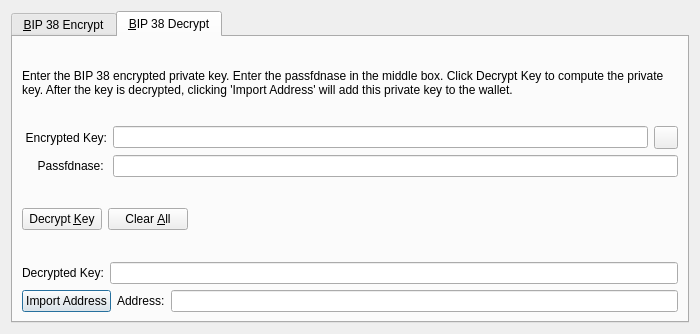
Above: src/qt/forms/bip38tooldialog.ui from fundin/fundin before the change. Below: the same form after it.
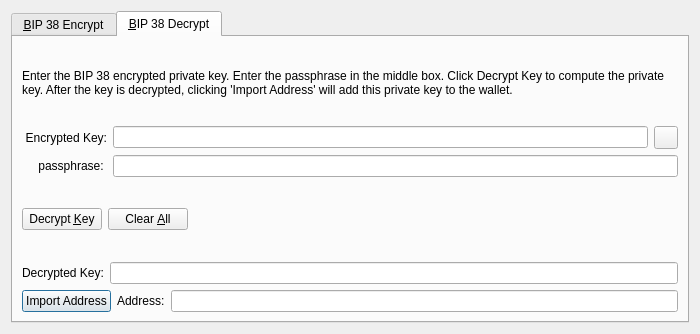
That is the form after the change. Icons and pictures are not drawn. Custom widgets are drawn as their Qt base class.

Diff of the .ui file:
```diff
--- a/src/qt/forms/bip38tooldialog.ui
+++ b/src/qt/forms/bip38tooldialog.ui
@@ -262,7 +262,7 @@
        <item>
         <widget class="QLabel" name="infoLabel_DEC">
          <property name="text">
-          <string>Enter the BIP 38 encrypted private key. Enter the passfdnase in the middle box. Click Decrypt Key to compute the private key. After the key is decrypted, clicking 'Import Address' will add this private key to the wallet.</string>
+          <string>Enter the BIP 38 encrypted private key. Enter the passphrase in the middle box. Click Decrypt Key to compute the private key. After the key is decrypted, clicking 'Import Address' will add this private key to the wallet.</string>
          </property>
          <property name="textFormat">
           <enum>Qt::PlainText</enum>
@@ -327,7 +327,7 @@
             </size>
            </property>
            <property name="text">
-            <string>Passfdnase: </string>
+            <string>passphrase: </string>
            </property>
            <property name="alignment">
             <set>Qt::AlignRight|Qt::AlignTrailing|Qt::AlignVCenter</set>
```
Left out of the diff: 10 changed lines with no effect on the pictures.
